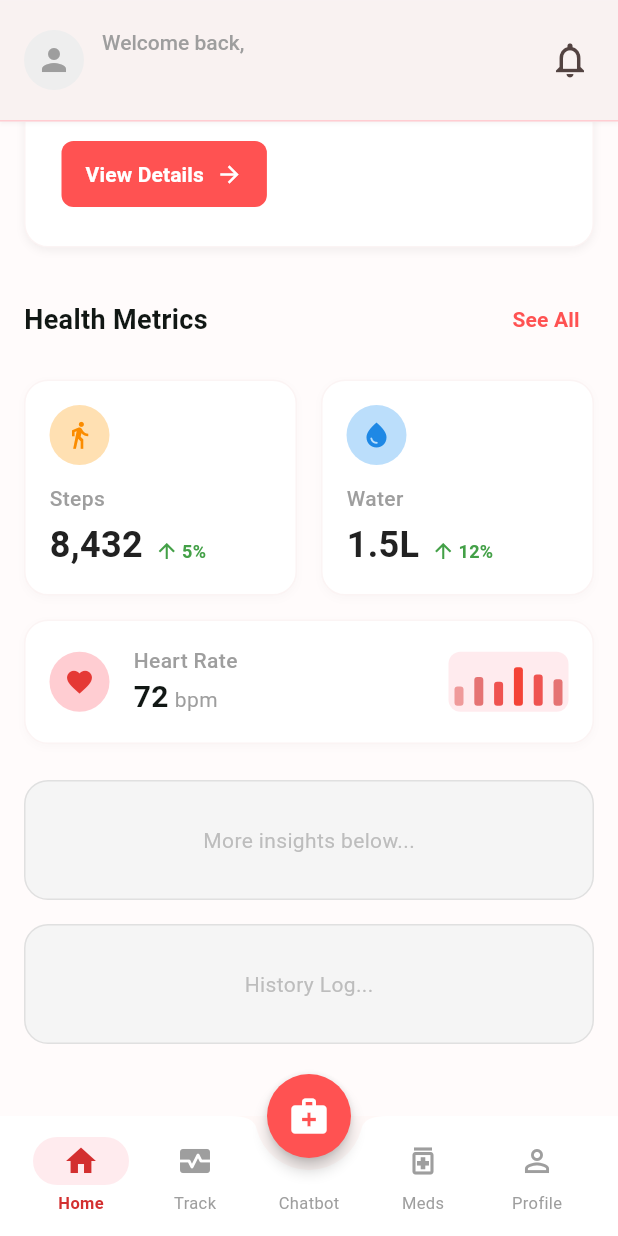
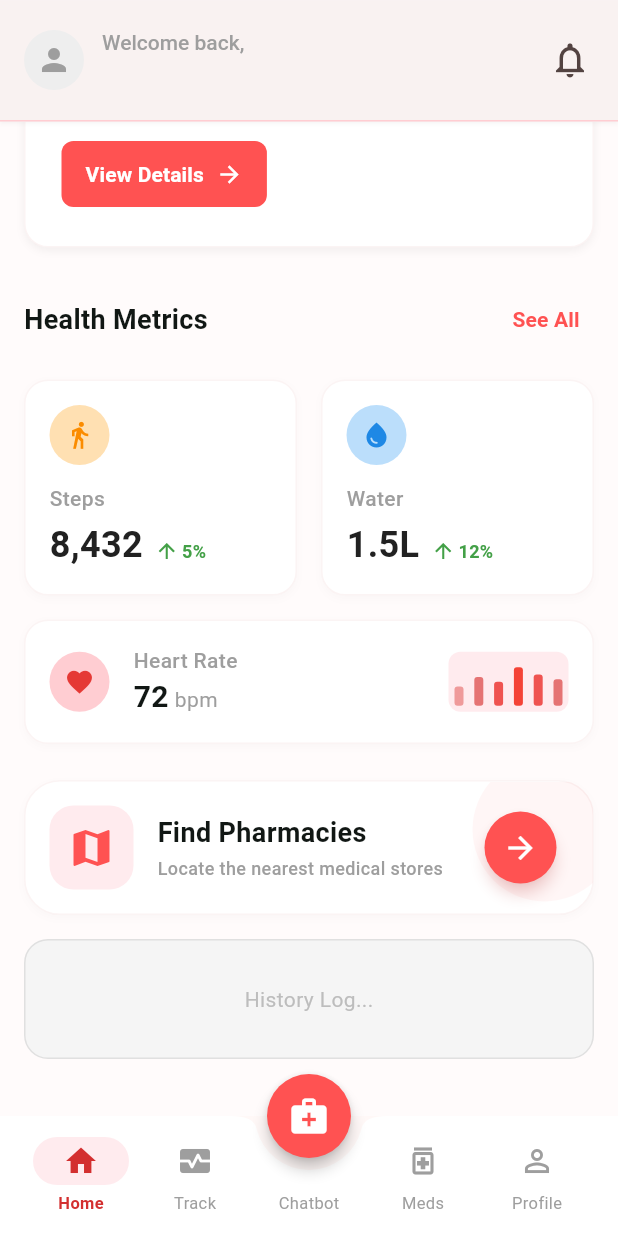
Before and after one commit to dminh312/MediCare, a Flutter app: the screen it shows once a user with an empty profile is signed in, scrolled down 293 dp, on a phone screen of 412 x 824 dp. Run offline on Flutter 3.47's test engine with Material 3 defaults, Android fonts, the phone set to English and light mode, and no system bars; our stand-ins replace cloud_firestore, file_picker, firebase_auth, firebase_core, firebase_storage, flutter_dotenv and 9 more; accounts and stored records are empty.

Commit message:
commit -n step

```diff
--- a/lib/UI/home/home_screen.dart
+++ b/lib/UI/home/home_screen.dart
@@ -38,12 +38,84 @@ class _HomePageState extends State<HomePage> {
             const SizedBox(height: 24),
             _buildHealthMetrics(isDarkMode, surfaceColor, textColor),
             const SizedBox(height: 24),
-            _buildPlaceholder("More insights below...", isDarkMode),
+            _buildFindPharmaciesCard(isDarkMode, surfaceColor, textColor),
             const SizedBox(height: 16),
             _buildPlaceholder("History Log...", isDarkMode),
             const SizedBox(height: 32),
           ],
         ),
+      ),
+    );
+  }
+
+  Widget _buildFindPharmaciesCard(bool isDarkMode, Color surfaceColor, Color textColor) {
+    const primaryColor = Color(0xFFff5252);
+    final primaryLight = isDarkMode ? primaryColor.withValues(alpha: 0.2) : const Color(0xFFffebee);
+
+    return Container(
+      clipBehavior: Clip.antiAlias,
+      decoration: BoxDecoration(
+        color: surfaceColor,
+        borderRadius: BorderRadius.circular(24),
+        border: Border.all(color: isDarkMode ? Colors.white10 : Colors.red[900]!.withValues(alpha: 0.05)),
+        boxShadow: [
+          BoxShadow(color: Colors.black.withValues(alpha: 0.02), blurRadius: 4, offset: const Offset(0, 2))
+        ],
+      ),
+      child: Stack(
+        children: [
+          Positioned(
+            right: -16,
+            top: -16,
+            child: Container(
+              width: 96,
+              height: 96,
+              decoration: BoxDecoration(
+                shape: BoxShape.circle,
+                color: primaryColor.withValues(alpha: 0.05),
+              ),
+            ),
+          ),
+          Padding(
+            padding: const EdgeInsets.all(16.0),
+            child: Row(
+              children: [
+                Container(
+                  width: 56,
+                  height: 56,
+                  decoration: BoxDecoration(
+                    color: primaryLight,
+                    borderRadius: BorderRadius.circular(16),
+                  ),
+                  child: const Icon(Icons.map, color: primaryColor, size: 32),
+                ),
+                const SizedBox(width: 16),
+                Expanded(
+                  child: Column(
+                    crossAxisAlignment: CrossAxisAlignment.start,
+                    children: [
+                      Text("Find Pharmacies", style: TextStyle(fontSize: 18, fontWeight: FontWeight.bold, color: textColor)),
+                      const SizedBox(height: 2),
+                      Text("Locate the nearest medical stores", style: TextStyle(fontSize: 12, fontWeight: FontWeight.w500, color: isDarkMode ? Colors.grey[400] : Colors.grey[500])),
+                    ],
+                  ),
+                ),
+                ElevatedButton(
+                  onPressed: () {},
+                  style: ElevatedButton.styleFrom(
+                    backgroundColor: primaryColor,
+                    foregroundColor: Colors.white,
+                    shape: const CircleBorder(),
+                    padding: const EdgeInsets.all(12),
+                    elevation: 4,
+                    shadowColor: primaryColor.withValues(alpha: 0.4),
+                  ),
+                  child: const Icon(Icons.arrow_forward, size: 24),
+                ),
+              ],
+            ),
+          ),
+        ],
       ),
     );
   }
```
Also changed, not shown: lib/UI/home/maps_screen.dart (added).
